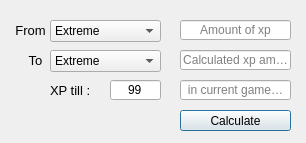
Above: test.ui from Synflor/XpCalculator before the change. Below: the same form after it.
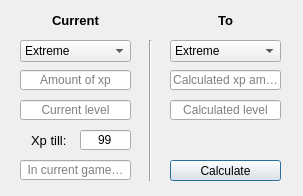
That is the form after the change. Icons and pictures are not drawn.

Diff of the .ui file:
```diff
--- a/test.ui
+++ b/test.ui
@@ -6,8 +6,8 @@
    <rect>
     <x>0</x>
     <y>0</y>
-    <width>306</width>
-    <height>143</height>
+    <width>303</width>
+    <height>196</height>
    </rect>
   </property>
   <property name="windowTitle">
@@ -20,8 +20,8 @@
   <widget class="QComboBox" name="currentGamemode">
    <property name="geometry">
     <rect>
-     <x>50</x>
-     <y>20</y>
+     <x>20</x>
+     <y>40</y>
      <width>111</width>
      <height>22</height>
     </rect>
@@ -60,8 +60,8 @@
   <widget class="QComboBox" name="newGamemode">
    <property name="geometry">
     <rect>
-     <x>50</x>
-     <y>50</y>
+     <x>170</x>
+     <y>40</y>
      <width>111</width>
      <height>22</height>
     </rect>
@@ -100,8 +100,8 @@
   <widget class="QLineEdit" name="currentXp">
    <property name="geometry">
     <rect>
-     <x>180</x>
-     <y>20</y>
+     <x>20</x>
+     <y>70</y>
      <width>111</width>
      <height>20</height>
     </rect>
@@ -119,19 +119,21 @@
   <widget class="QLabel" name="label">
    <property name="geometry">
     <rect>
-     <x>10</x>
-     <y>20</y>
-     <width>41</width>
+     <x>20</x>
+     <y>10</y>
+     <width>111</width>
      <height>20</height>
     </rect>
    </property>
    <property name="font">
     <font>
      <pointsize>10</pointsize>
+     <weight>75</weight>
+     <bold>true</bold>
     </font>
    </property>
    <property name="text">
-    <string>From</string>
+    <string>Current</string>
    </property>
    <property name="alignment">
     <set>Qt::AlignCenter</set>
@@ -140,15 +142,17 @@
   <widget class="QLabel" name="label_2">
    <property name="geometry">
     <rect>
-     <x>20</x>
-     <y>50</y>
-     <width>31</width>
+     <x>170</x>
+     <y>10</y>
+     <width>111</width>
      <height>20</height>
     </rect>
    </property>
    <property name="font">
     <font>
      <pointsize>10</pointsize>
+     <weight>75</weight>
+     <bold>true</bold>
     </font>
    </property>
    <property name="text">
@@ -164,8 +168,8 @@
    </property>
    <property name="geometry">
     <rect>
-     <x>180</x>
-     <y>50</y>
+     <x>170</x>
+     <y>70</y>
      <width>111</width>
      <height>20</height>
     </rect>
@@ -186,8 +190,8 @@
   <widget class="QPushButton" name="calculateButton">
    <property name="geometry">
     <rect>
-     <x>180</x>
-     <y>110</y>
+     <x>170</x>
+     <y>160</y>
      <width>111</width>
      <height>21</height>
     </rect>
@@ -202,8 +206,8 @@
    </property>
    <property name="geometry">
     <rect>
-     <x>180</x>
-     <y>80</y>
+     <x>20</x>
+     <y>160</y>
      <width>111</width>
      <height>20</height>
     </rect>
@@ -218,15 +222,15 @@
     <bool>true</bool>
    </property>
    <property name="placeholderText">
-    <string>in current gamemode</string>
+    <string>In current gamemode</string>
    </property>
   </widget>
   <widget class="QLabel" name="label_3">
    <property name="geometry">
     <rect>
-     <x>50</x>
-     <y>80</y>
-     <width>51</width>
+     <x>20</x>
+     <y>130</y>
+     <width>61</width>
      <height>20</height>
     </rect>
    </property>
@@ -236,17 +240,17 @@
     </font>
    </property>
    <property name="text">
-    <string>XP till :</string>
+    <string>Xp till: </string>
    </property>
    <property name="alignment">
-    <set>Qt::AlignLeading|Qt::AlignLeft|Qt::AlignVCenter</set>
+    <set>Qt::AlignCenter</set>
    </property>
   </widget>
   <widget class="QLineEdit" name="enteredLvlCompared">
    <property name="geometry">
     <rect>
-     <x>110</x>
-     <y>80</y>
+     <x>80</x>
+     <y>130</y>
      <width>51</width>
      <height>20</height>
     </rect>
@@ -264,6 +268,51 @@
     <string>Lvl</string>
    </property>
   </widget>
+  <widget class="QLineEdit" name="lineEdit">
+   <property name="geometry">
+    <rect>
+     <x>20</x>
+     <y>100</y>
+     <width>111</width>
+     <height>20</height>
+    </rect>
+   </property>
+   <property name="alignment">
+    <set>Qt::AlignCenter</set>
+   </property>
+   <property name="placeholderText">
+    <string>Current level</string>
+   </property>
+  </widget>
+  <widget class="QLineEdit" name="lineEdit_2">
+   <property name="geometry">
+    <rect>
+     <x>170</x>
+     <y>100</y>
+     <width>111</width>
+     <height>20</height>
+    </rect>
+   </property>
+   <property name="alignment">
+    <set>Qt::AlignCenter</set>
+   </property>
+   <property name="placeholderText">
+    <string>Calculated level</string>
+   </property>
+  </widget>
+  <widget class="Line" name="line">
+   <property name="geometry">
+    <rect>
+     <x>140</x>
+     <y>40</y>
+     <width>20</width>
+     <height>141</height>
+    </rect>
+   </property>
+   <property name="orientation">
+    <enum>Qt::Vertical</enum>
+   </property>
+  </widget>
  </widget>
  <tabstops>
   <tabstop>currentGamemode</tabstop>
```
